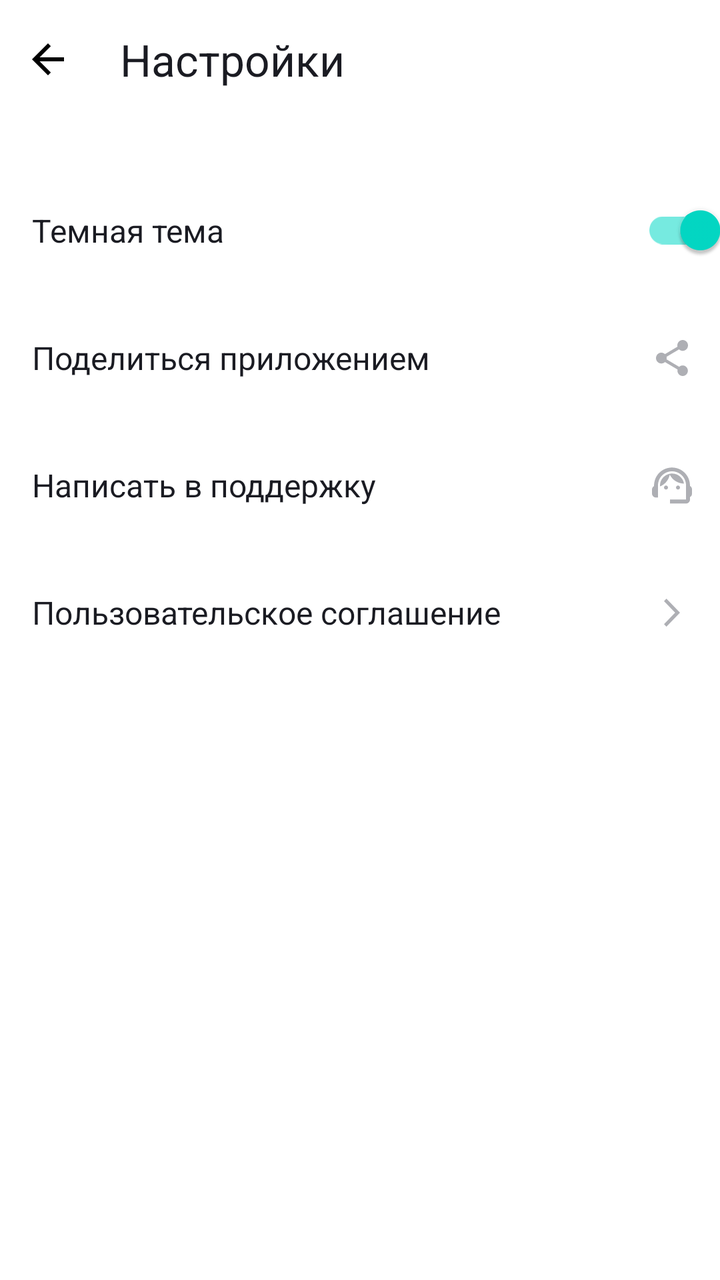
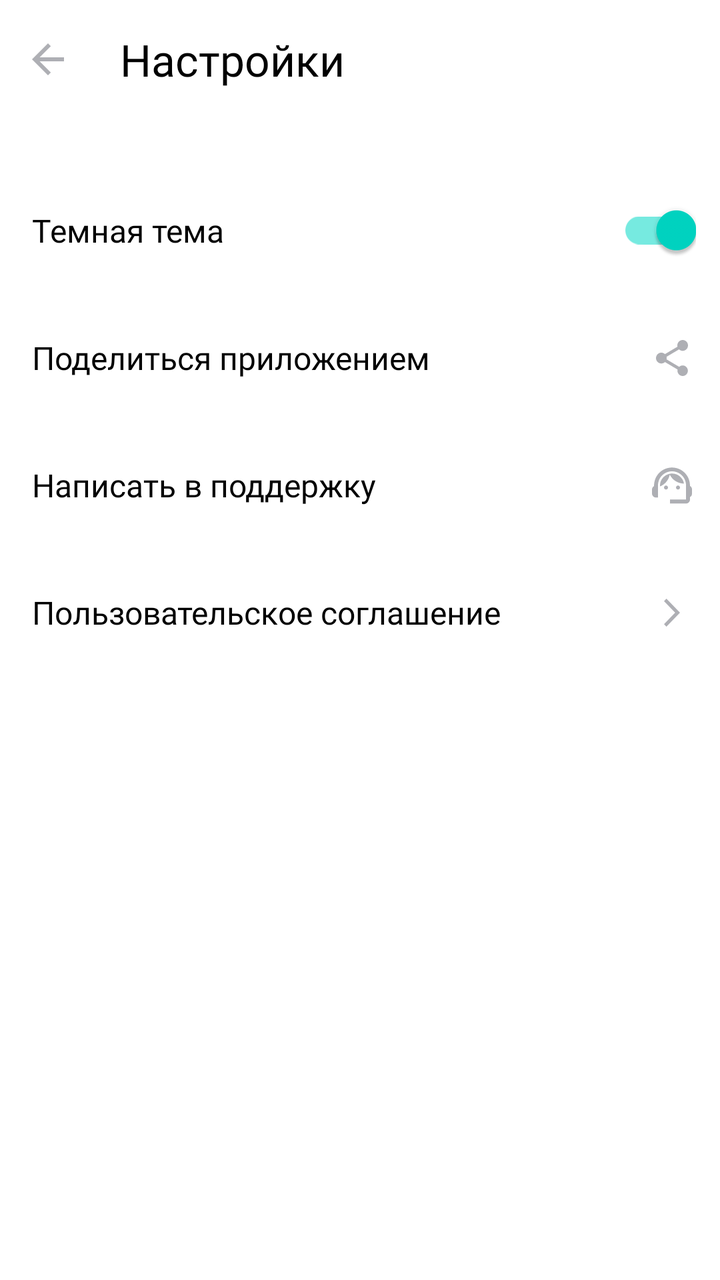

Compare the two renders of this Android layout. The source of the first and the diff that turns it into the second are given below.
<!-- AndroidManifest.xml: application theme Theme.MaterialComponents.DayNight.NoActionBar -->
<!-- res/layout/activity_settings.xml -->
<?xml version="1.0" encoding="UTF-8"?>
<androidx.constraintlayout.widget.ConstraintLayout
    xmlns:android="http://schemas.android.com/apk/res/android"
    xmlns:app="http://schemas.android.com/apk/res-auto"
    xmlns:tools="http://schemas.android.com/tools"


    android:id="@+id/main"
    android:layout_width="match_parent"
    android:layout_height="match_parent"
    tools:context=".SettingsActivity"
    android:background="@color/tint"
    >

    <LinearLayout
        android:id="@+id/buttonContainer"
        android:layout_width="match_parent"
        android:layout_height="wrap_content"

        android:orientation="vertical"
        app:layout_constraintTop_toTopOf="parent"
         >

        


        <LinearLayout
            android:id="@+id/btn_settings"
            android:layout_width="match_parent"
            android:layout_height="wrap_content"

            android:orientation="horizontal"
            >

            <ImageView
                android:layout_width="wrap_content"
                android:layout_height="wrap_content"
                android:src="@drawable/dir"
                app:tint="@color/white"
                android:layout_gravity="center_vertical"
                android:gravity="start" />

            <TextView
                android:layout_width="wrap_content"
                android:layout_height="wrap_content"
                android:paddingTop="@dimen/sizeTopTextPlay"
                android:paddingBottom="@dimen/sizeBotTextPlay"
                android:paddingStart="@dimen/sizeRightSetting"

                android:text="@string/setting"
                android:textSize="@dimen/fontSet2"
                android:textColor="@color/black"
                android:textAllCaps="false"/>


        </LinearLayout>

        
        <LinearLayout
            android:id="@+id/switch_theme"
            android:layout_width="match_parent"
            android:layout_height="wrap_content"
            android:backgroundTint="@color/tint"
            android:orientation="horizontal"
            android:layout_marginTop="@dimen/dimBotSet2"
            >

            <TextView
                android:layout_width="0dp"
                android:layout_height="match_parent"
                android:paddingTop="@dimen/butTopBotGreen"
                android:paddingBottom="@dimen/butTopBotGreen"
                android:layout_weight="1"

                android:textSize="@dimen/testSizeSetting2"
                android:textColor="@color/black"
                android:textAllCaps="false"
                android:text="@string/temaBlack"
                android:layout_marginStart="@dimen/out16"
                android:gravity="center_vertical"/>



            <com.google.android.material.switchmaterial.SwitchMaterial
                android:layout_width="wrap_content"
                android:layout_height="match_parent"
                android:backgroundTint="@color/tint"
                android:checked="true"
                android:drawableEnd="@drawable/sw"
                android:drawablePadding="@dimen/iconRightGreen"
                />

        </LinearLayout>


        
               <LinearLayout
                   android:id="@+id/send"
                   android:layout_width="match_parent"
                   android:layout_height="wrap_content"
                   android:backgroundTint="@color/tint"
                   android:orientation="horizontal"
                   >

                   <TextView
                       android:layout_width="0dp"
                       android:layout_height="match_parent"
                       android:paddingTop="@dimen/butTopBotGreen"
                       android:paddingBottom="@dimen/butTopBotGreen"
                       android:layout_weight="1"

                       android:textSize="@dimen/testSizeSetting2"
                       android:textColor="@color/black"
                       android:textAllCaps="false"
                       android:text="@string/send"
                       android:layout_marginStart="@dimen/out16"
                       android:gravity="center_vertical"/>


                   <ImageView

                       android:src="@drawable/send"
                       android:layout_width="wrap_content"
                       android:layout_height="match_parent"
                       android:layout_marginEnd="@dimen/iconRightSetting" />
               </LinearLayout>

               

        <LinearLayout
                android:id="@+id/support"
            android:layout_width="match_parent"
            android:layout_height="wrap_content"
            android:backgroundTint="@color/tint"
            android:orientation="horizontal"
            >

            <TextView
                android:layout_width="0dp"
                android:layout_height="match_parent"
                android:paddingTop="@dimen/butTopBotGreen"
                android:paddingBottom="@dimen/butTopBotGreen"
                android:layout_weight="1"

                android:textSize="@dimen/testSizeSetting2"
                android:textColor="@color/black"
                android:textAllCaps="false"
                android:text="@string/support"
                android:layout_marginStart="@dimen/out16"
                android:gravity="center_vertical"
                />



            <ImageView
                android:layout_width="wrap_content"
                android:layout_height="match_parent"
                android:src="@drawable/support"
                android:layout_marginEnd="@dimen/iconRightSetting"
                />
        </LinearLayout>

        

        <LinearLayout
            android:id="@+id/accept"
            android:layout_width="match_parent"
            android:layout_height="wrap_content"
            android:backgroundTint="@color/tint"
            android:orientation="horizontal"
            >

            <TextView
                android:layout_width="0dp"
                android:layout_height="match_parent"
                android:paddingTop="@dimen/butTopBotGreen"
                android:paddingBottom="@dimen/butTopBotGreen"
                android:layout_weight="1"

                android:textSize="@dimen/testSizeSetting2"
                android:textColor="@color/black"
                android:textAllCaps="false"
                android:text="@string/accept"
                android:layout_marginStart="@dimen/out16"
                android:gravity="center_vertical"/>



            <ImageView
                android:layout_width="wrap_content"
                android:layout_height="match_parent"
                android:src="@drawable/accept"
                android:layout_marginEnd="@dimen/iconRightSetting"/>
        </LinearLayout>


    </LinearLayout>

</androidx.constraintlayout.widget.ConstraintLayout>
<!-- resources referenced by this layout -->
<resources>
  <color name="black">#1A1B22</color>
  <color name="tint">#ffffff</color>
  <color name="white">#000000</color>
  <dimen name="butTopBotGreen">21dp</dimen>
  <dimen name="dimBotSet2">24dp</dimen>
  <dimen name="fontSet2">22sp</dimen>
  <dimen name="iconRightGreen">15dp</dimen>
  <dimen name="iconRightSetting">12dp</dimen>
  <dimen name="out16">16dp</dimen>
  <dimen name="sizeBotTextPlay">15dp</dimen>
  <dimen name="sizeRightSetting">12dp</dimen>
  <dimen name="sizeTopTextPlay">15dp</dimen>
  <dimen name="testSizeSetting2">16sp</dimen>
  <!-- drawable accept (drawable) -->
  <vector xmlns:android="http://schemas.android.com/apk/res/android"
      android:width="24dp"
      android:height="24dp"
      android:viewportWidth="24"
      android:viewportHeight="24">
    <path
        android:pathData="M8,17.749L9.213,19L16,12L9.213,5L8,6.252L13.573,12L8,17.749Z"
        android:fillColor="#AEAFB4"/>
  </vector>
  <!-- drawable dir (drawable) -->
  <vector xmlns:android="http://schemas.android.com/apk/res/android"
      android:width="48dp"
      android:height="48dp"
      android:viewportWidth="48"
      android:viewportHeight="48">
    <group>
      <clip-path
          android:pathData="M12,12h24v24h-24z"/>
      <path
          android:pathData="M32,23H19.83L25.42,17.41L24,16L16,24L24,32L25.41,30.59L19.83,25H32V23Z"
          android:fillColor="#1A1B22"/>
    </group>
  </vector>
  <!-- drawable sw (drawable) -->
  <vector xmlns:android="http://schemas.android.com/apk/res/android"
      android:height="22.435898dp"
      android:viewportHeight="25"
      android:viewportWidth="39"
      android:width="35dp">
        
      <path android:fillAlpha="0.48" android:fillColor="#76EAE0" android:pathData="M25.412,17.1H6.588C2.918,17.1 0,14.443 0,11.1C0,7.757 2.918,5.1 6.588,5.1H25.412C29.082,5.1 32,7.757 32,11.1C32,14.443 29.082,17.1 25.412,17.1Z" android:strokeAlpha="0.48"/>
        
      <path android:fillColor="#00D6C3" android:fillType="evenOdd" android:pathData="M26,20.1C30.971,20.1 35,16.071 35,11.1C35,6.13 30.971,2.1 26,2.1C21.029,2.1 17,6.13 17,11.1C17,16.071 21.029,20.1 26,20.1Z"/>
      
  </vector>
  <string name="accept">Пользовательское соглашение</string>
  <string name="send">Поделиться приложением</string>
  <string name="setting">Настройки</string>
  <string name="support">Написать в поддержку</string>
  <string name="temaBlack">Темная тема</string>
  <!-- unchanged entries left out for length: 2 -->
</resources>

<!-- the commit's change to res/layout/activity_settings.xml (unified diff, before → after) -->
@@ -5,20 +5,19 @@
     xmlns:tools="http://schemas.android.com/tools"
 
 
-    android:id="@+id/main"
+    android:id="@+id/settings"
     android:layout_width="match_parent"
     android:layout_height="match_parent"
     tools:context=".SettingsActivity"
-    android:background="@color/tint"
+    android:background="@color/backgroundSetting"
     >
 
     <LinearLayout
         android:id="@+id/buttonContainer"
-        android:layout_width="match_parent"
-        android:layout_height="wrap_content"
+        style="@style/linearLayoutSettings"
 
         android:orientation="vertical"
-        app:layout_constraintTop_toTopOf="parent"
+
          >
 
         
@@ -26,17 +25,17 @@
 
         <LinearLayout
             android:id="@+id/btn_settings"
-            android:layout_width="match_parent"
-            android:layout_height="wrap_content"
+            style="@style/linearLayoutSettings"
 
             android:orientation="horizontal"
             >
 
             <ImageView
+
                 android:layout_width="wrap_content"
                 android:layout_height="wrap_content"
-                android:src="@drawable/dir"
-                app:tint="@color/white"
+                android:src="@drawable/dir3"
+                app:tint="@color/iconSetting"
                 android:layout_gravity="center_vertical"
                 android:gravity="start" />
 
@@ -49,8 +48,9 @@
 
                 android:text="@string/setting"
                 android:textSize="@dimen/fontSet2"
-                android:textColor="@color/black"
-                android:textAllCaps="false"/>
+                android:textColor="@color/textSetting"
+                android:textAllCaps="false"
+                android:fontFamily="@font/ys_text_medium"/>
 
 
         </LinearLayout>
@@ -58,139 +58,91 @@
         
         <LinearLayout
             android:id="@+id/switch_theme"
-            android:layout_width="match_parent"
-            android:layout_height="wrap_content"
-            android:backgroundTint="@color/tint"
-            android:orientation="horizontal"
+            style="@style/buttonSettings"
+
             android:layout_marginTop="@dimen/dimBotSet2"
+
             >
 
             <TextView
-                android:layout_width="0dp"
-                android:layout_height="match_parent"
-                android:paddingTop="@dimen/butTopBotGreen"
-                android:paddingBottom="@dimen/butTopBotGreen"
-                android:layout_weight="1"
+                android:text="@string/temaBlack"
+                style="@style/insideButtonSettings"
 
-                android:textSize="@dimen/testSizeSetting2"
-                android:textColor="@color/black"
-                android:textAllCaps="false"
-                android:text="@string/temaBlack"
-                android:layout_marginStart="@dimen/out16"
-                android:gravity="center_vertical"/>
-
+                />
 
 
             <com.google.android.material.switchmaterial.SwitchMaterial
+                android:id="@+id/themeSwitch"
+                style="@style/MySwitchStyle"
                 android:layout_width="wrap_content"
-                android:layout_height="match_parent"
-                android:backgroundTint="@color/tint"
-                android:checked="true"
-                android:drawableEnd="@drawable/sw"
-                android:drawablePadding="@dimen/iconRightGreen"
-                />
+                android:layout_height="wrap_content"
+                  />
 
         </LinearLayout>
 
 
         
                <LinearLayout
-                   android:id="@+id/send"
-                   android:layout_width="match_parent"
-                   android:layout_height="wrap_content"
-                   android:backgroundTint="@color/tint"
-                   android:orientation="horizontal"
+                   android:id="@+id/btn_send"
+                   style="@style/buttonSettings"
                    >
 
                    <TextView
-                       android:layout_width="0dp"
-                       android:layout_height="match_parent"
-                       android:paddingTop="@dimen/butTopBotGreen"
-                       android:paddingBottom="@dimen/butTopBotGreen"
-                       android:layout_weight="1"
+                       android:text="@string/send"
+                       style="@style/insideButtonSettings"
 
-                       android:textSize="@dimen/testSizeSetting2"
-                       android:textColor="@color/black"
-                       android:textAllCaps="false"
-                       android:text="@string/send"
-                       android:layout_marginStart="@dimen/out16"
-                       android:gravity="center_vertical"/>
+                       />
 
 
                    <ImageView
 
                        android:src="@drawable/send"
-                       android:layout_width="wrap_content"
-                       android:layout_height="match_parent"
-                       android:layout_marginEnd="@dimen/iconRightSetting" />
+                       style="@style/imageButtonSettings"/>
+
                </LinearLayout>
 
                
 
         <LinearLayout
-                android:id="@+id/support"
-            android:layout_width="match_parent"
-            android:layout_height="wrap_content"
-            android:backgroundTint="@color/tint"
-            android:orientation="horizontal"
+            android:id="@+id/btn_letter"
+            style="@style/buttonSettings"
             >
 
             <TextView
-                android:layout_width="0dp"
-                android:layout_height="match_parent"
-                android:paddingTop="@dimen/butTopBotGreen"
-                android:paddingBottom="@dimen/butTopBotGreen"
-                android:layout_weight="1"
+                android:text="@string/support"
+                style="@style/insideButtonSettings"
 
-                android:textSize="@dimen/testSizeSetting2"
-                android:textColor="@color/black"
-                android:textAllCaps="false"
-                android:text="@string/support"
-                android:layout_marginStart="@dimen/out16"
-                android:gravity="center_vertical"
                 />
 
 
 
             <ImageView
-                android:layout_width="wrap_content"
-                android:layout_height="match_parent"
+
                 android:src="@drawable/support"
-                android:layout_marginEnd="@dimen/iconRightSetting"
+                style="@style/imageButtonSettings"
                 />
         </LinearLayout>
 
         
 
         <LinearLayout
-            android:id="@+id/accept"
-            android:layout_width="match_parent"
-            android:layout_height="wrap_content"
-            android:backgroundTint="@color/tint"
-            android:orientation="horizontal"
+            android:id="@+id/btn_accept"
+            style="@style/buttonSettings"
             >
 
             <TextView
-                android:layout_width="0dp"
-                android:layout_height="match_parent"
-                android:paddingTop="@dimen/butTopBotGreen"
-                android:paddingBottom="@dimen/butTopBotGreen"
-                android:layout_weight="1"
+                android:text="@string/accept"
+                style="@style/insideButtonSettings"
 
-                android:textSize="@dimen/testSizeSetting2"
-                android:textColor="@color/black"
-                android:textAllCaps="false"
-                android:text="@string/accept"
-                android:layout_marginStart="@dimen/out16"
-                android:gravity="center_vertical"/>
+                />
 
 
 
             <ImageView
-                android:layout_width="wrap_content"
-                android:layout_height="match_parent"
+
                 android:src="@drawable/accept"
-                android:layout_marginEnd="@dimen/iconRightSetting"/>
+
+                style="@style/imageButtonSettings" />
         </LinearLayout>
 
 
<!-- resource entries referenced after the edit -->
@@ -1,13 +1,14 @@
 <!-- resources referenced by this layout -->
 <resources>
-  <color name="black">#1A1B22</color>
-  <color name="tint">#ffffff</color>
-  <color name="white">#000000</color>
+  <color name="backgroundSetting">#ffffff</color>
+  <color name="iconSetting">#AEAFB4</color>
+  <color name="textSetting">#000000</color>
   <dimen name="butTopBotGreen">21dp</dimen>
   <dimen name="dimBotSet2">24dp</dimen>
   <dimen name="fontSet2">22sp</dimen>
-  <dimen name="iconRightGreen">15dp</dimen>
   <dimen name="iconRightSetting">12dp</dimen>
+  <color name="green">#00D6C3</color>
+  <color name="tracGreen">#76EAE0</color>
   <dimen name="out16">16dp</dimen>
   <dimen name="sizeBotTextPlay">15dp</dimen>
   <dimen name="sizeRightSetting">12dp</dimen>
@@ -23,7 +24,7 @@
         android:pathData="M8,17.749L9.213,19L16,12L9.213,5L8,6.252L13.573,12L8,17.749Z"
         android:fillColor="#AEAFB4"/>
   </vector>
-  <!-- drawable dir (drawable) -->
+  <!-- drawable dir3 (drawable) -->
   <vector xmlns:android="http://schemas.android.com/apk/res/android"
       android:width="48dp"
       android:height="48dp"
@@ -37,23 +38,53 @@
           android:fillColor="#1A1B22"/>
     </group>
   </vector>
-  <!-- drawable sw (drawable) -->
-  <vector xmlns:android="http://schemas.android.com/apk/res/android"
-      android:height="22.435898dp"
-      android:viewportHeight="25"
-      android:viewportWidth="39"
-      android:width="35dp">
-        
-      <path android:fillAlpha="0.48" android:fillColor="#76EAE0" android:pathData="M25.412,17.1H6.588C2.918,17.1 0,14.443 0,11.1C0,7.757 2.918,5.1 6.588,5.1H25.412C29.082,5.1 32,7.757 32,11.1C32,14.443 29.082,17.1 25.412,17.1Z" android:strokeAlpha="0.48"/>
-        
-      <path android:fillColor="#00D6C3" android:fillType="evenOdd" android:pathData="M26,20.1C30.971,20.1 35,16.071 35,11.1C35,6.13 30.971,2.1 26,2.1C21.029,2.1 17,6.13 17,11.1C17,16.071 21.029,20.1 26,20.1Z"/>
-      
-  </vector>
   <string name="accept">Пользовательское соглашение</string>
   <string name="send">Поделиться приложением</string>
   <string name="setting">Настройки</string>
   <string name="support">Написать в поддержку</string>
   <string name="temaBlack">Темная тема</string>
+  <style name="MySwitchStyle" parent="Widget.MaterialComponents.CompoundButton.Switch">
+          <item name="android:checked">true</item>
+          <item name="android:layout_marginEnd">@dimen/iconRightSetting</item>
+           
+          <item name="thumbTint">@color/green</item>
+          
+          <item name="trackTint">@color/tracGreen</item>
+      </style>
+  <style name="buttonSettings">
+          <item name="android:layout_width">match_parent</item>
+          <item name="android:layout_height">wrap_content</item>
+          <item name="android:backgroundTint">@color/backgroundSetting</item>
+          <item name="android:orientation">horizontal</item>
+          <item name="android:gravity">center_vertical</item>
+  
+      </style>
+  <style name="imageButtonSettings">
+          <item name="android:layout_width">wrap_content</item>
+          <item name="android:layout_height">match_parent</item>
+          <item name="android:layout_marginEnd">@dimen/iconRightSetting</item>
+          <item name="tint">@color/iconSetting</item>
+       </style>
+  <style name="insideButtonSettings">
+          <item name="android:layout_width">0dp</item>
+          <item name="android:layout_height">wrap_content</item>
+          <item name="android:paddingTop">@dimen/butTopBotGreen</item>
+          <item name="android:paddingBottom">@dimen/butTopBotGreen</item>
+          <item name="android:layout_weight">1</item>
+          <item name="android:textSize">@dimen/testSizeSetting2</item>
+          <item name="android:textColor">@color/textSetting</item>
+          <item name="android:textAllCaps">false</item>
+          <item name="android:layout_marginStart">@dimen/out16</item>
+          <item name="android:gravity">left</item>
+          <item name="android:fontFamily">@font/ys_text_regular</item>
+      </style>
+  <style name="linearLayoutSettings">
+          <item name="android:layout_width">match_parent</item>
+          <item name="android:layout_height">wrap_content</item>
+          <item name="layout_constraintTop_toTopOf">parent</item>
+          <item name="layout_constraintStart_toStartOf">parent</item>
+          <item name="layout_constraintEnd_toEndOf">parent</item>
+      </style>
   <!-- unchanged entries left out for length: 2 -->
 </resources>
 
